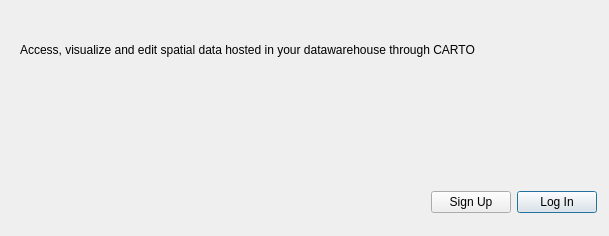
Above: carto/gui/authorizedialog.ui from anamanvil/carto-qgis-plugin before the change. Below: the same form after it.
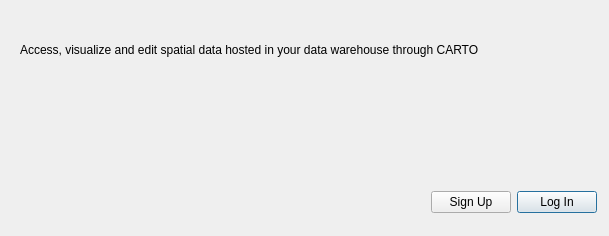
That is the form after the change.

```diff
--- a/carto/gui/authorizedialog.ui
+++ b/carto/gui/authorizedialog.ui
@@ -67,7 +67,7 @@
      <item>
       <widget class="QLabel" name="label_login">
        <property name="text">
-        <string>Access, visualize and edit spatial data hosted in your datawarehouse through CARTO</string>
+        <string>Access, visualize and edit spatial data hosted in your data warehouse through CARTO</string>
        </property>
        <property name="alignment">
         <set>Qt::AlignLeading|Qt::AlignLeft|Qt::AlignVCenter</set>
```
